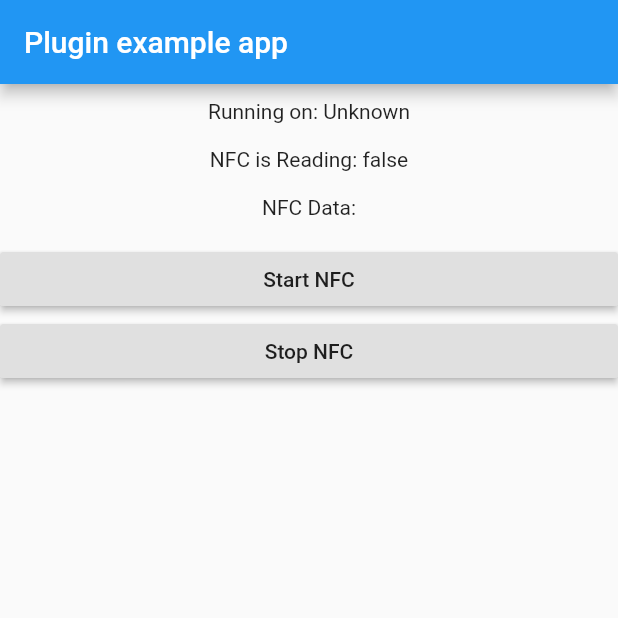
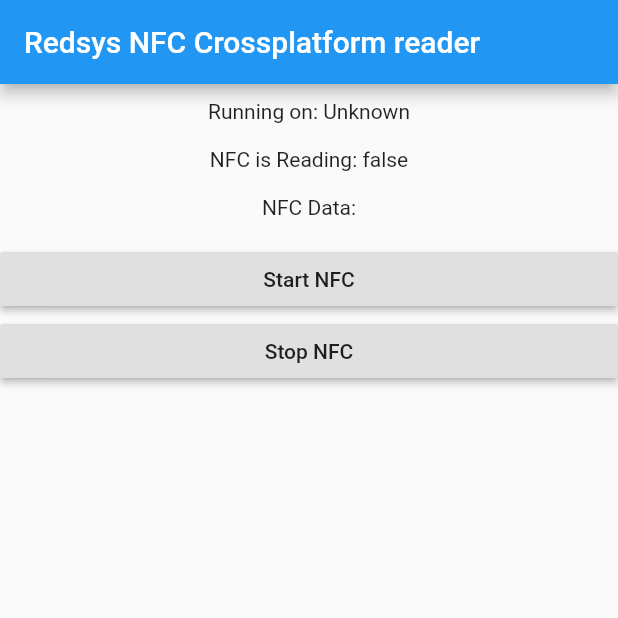
Before and after one commit to ruan65/flutter_ios_android_nfc_test, a Flutter app: the screen it shows after launch, on a phone screen of 412 x 824 dp, the top half of it. Run offline on Flutter 3.47's test engine with Material 2 defaults, Android fonts, the phone set to English and light mode, and no system bars; missing offline and left inert: flutter_nfc_reader.

Commit message:
change iphone app name

```diff
--- a/lib/main.dart
+++ b/lib/main.dart
@@ -85,7 +85,7 @@ class _MyAppState extends State<MyApp> {
     return new MaterialApp(
       home: new Scaffold(
           appBar: new AppBar(
-            title: const Text('Plugin example app'),
+            title: const Text('Redsys NFC Crossplatform reader'),
           ),
           body: new SafeArea(
             top: true,
```
Also changed, not shown: pubspec.yaml (+7 -0 lines), icon/icon.png (added), 50 other files.
